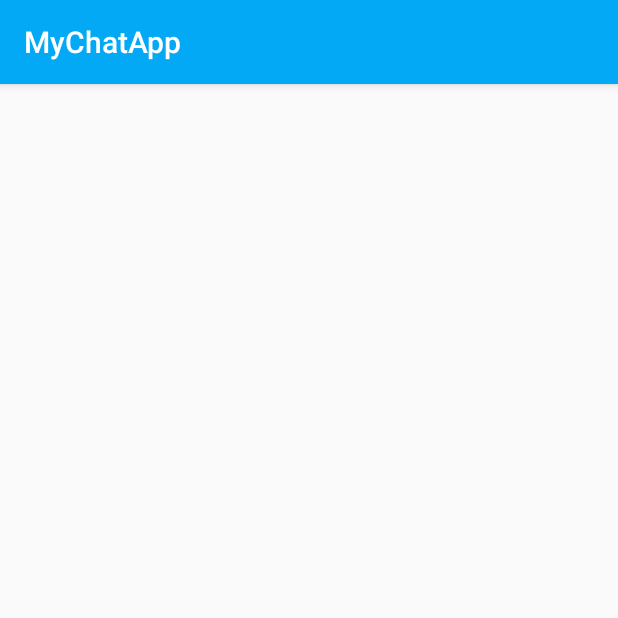
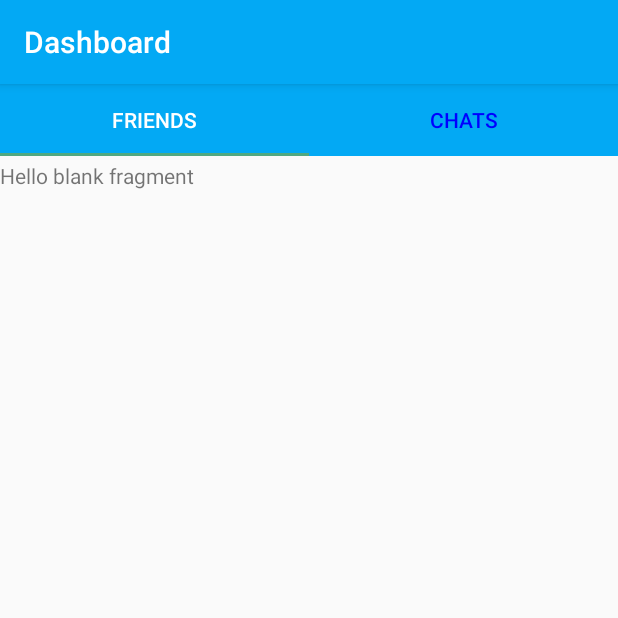
Before and after one commit to shadowman9443/MyChatApp, an Android app: the screen it shows after launch once a user with an empty profile is signed in (DashboardActivity), on a phone screen of 412 x 824 dp, the top half of it. Run offline under Robolectric (Android 15) with nearby library versions, the phone set to English and light mode, and no system bars; our stand-ins replace Firebase (no records; nobody signed in at launch, a user with empty details on screens opened directly).

Commit message:
Add two fragment and also develop the dashboardactivity

```diff
--- a/app/build.gradle
+++ b/app/build.gradle
@@ -30,6 +30,7 @@ dependencies {
     implementation 'com.google.firebase:firebase-auth:11.0.4'
     implementation 'com.google.firebase:firebase-database:11.0.4'
     implementation 'com.google.firebase:firebase-storage:11.0.4'
+    implementation 'com.android.support:support-v4:26.1.0'
     testImplementation 'junit:junit:4.12'
     androidTestImplementation 'com.android.support.test:runner:1.0.1'
     androidTestImplementation 'com.android.support.test.espresso:espresso-core:3.0.1'
@@ -37,10 +38,13 @@ dependencies {
     implementation 'com.android.support:cardview-v7:26.1.0'
     implementation 'com.squareup.picasso:picasso:2.5.2'
 
+    implementation 'com.android.support:design:26.1.0'
 }
 
 
 
 
 
+
+
 apply plugin: 'com.google.gms.google-services'
--- a/app/src/main/java/com/example/aunogarafat/mychatapp/activities/DashboardActivity.kt
+++ b/app/src/main/java/com/example/aunogarafat/mychatapp/activities/DashboardActivity.kt
@@ -1,15 +1,24 @@
 package com.example.aunogarafat.mychatapp.activities
 
+import android.graphics.Color
 import android.support.v7.app.AppCompatActivity
 import android.os.Bundle
 import android.widget.Toast
 import com.example.aunogarafat.mychatapp.R
+import com.example.aunogarafat.mychatapp.adapters.SectionPagerAdapter
+import kotlinx.android.synthetic.main.activity_dashboard.*
 
 class DashboardActivity : AppCompatActivity() {
 
     override fun onCreate(savedInstanceState: Bundle?) {
         super.onCreate(savedInstanceState)
         setContentView(R.layout.activity_dashboard)
+        supportActionBar!!.title="Dashboard"
+        var sectionPagedapter:SectionPagerAdapter?=null
+        sectionPagedapter=SectionPagerAdapter(supportFragmentManager)
+        dash_viewPager.adapter=sectionPagedapter
+        main_tab_dash.setupWithViewPager(dash_viewPager)
+        main_tab_dash.setTabTextColors(Color.BLUE,Color.WHITE)
         if(intent.extras!=null){
             var displayName=intent.extras.get("name")
             Toast.makeText(this,"Name"+displayName, Toast.LENGTH_LONG).show()
--- /dev/null
+++ b/app/src/main/java/com/example/aunogarafat/mychatapp/adapters/SectionPagerAdapter.kt
@@ -0,0 +1,41 @@
+package com.example.aunogarafat.mychatapp.adapters
+
+import android.support.v4.app.Fragment
+import android.support.v4.app.FragmentManager
+import android.support.v4.app.FragmentPagerAdapter
+import com.example.aunogarafat.mychatapp.fragments.ChatsFragment
+import com.example.aunogarafat.mychatapp.fragments.UsersFragment
+
+/**
+ * Created by aunogarafat on 1/31/18.
+ * Project name MyChatApp
+ */
+class SectionPagerAdapter(fm:FragmentManager):FragmentPagerAdapter(fm) {
+    override fun getItem(position: Int): Fragment {
+       when(position){
+           0->{
+               return UsersFragment()
+           }
+           1->{
+               return ChatsFragment()
+           }
+       }
+        return null!!
+    }
+
+    override fun getCount(): Int {
+        return 2
+    }
+
+    override fun getPageTitle(position: Int): CharSequence {
+        when(position){
+            0->{
+                return "Friends"
+            }
+            1->{
+                return "Chats"
+            }
+        }
+        return super.getPageTitle(position)
+    }
+}
--- /dev/null
+++ b/app/src/main/java/com/example/aunogarafat/mychatapp/fragments/ChatsFragment.kt
@@ -0,0 +1,25 @@
+package com.example.aunogarafat.mychatapp.fragments
+
+
+import android.os.Bundle
+import android.support.v4.app.Fragment
+import android.view.LayoutInflater
+import android.view.View
+import android.view.ViewGroup
+
+import com.example.aunogarafat.mychatapp.R
+
+
+/**
+ * A simple [Fragment] subclass.
+ */
+class ChatsFragment : Fragment() {
+
+
+    override fun onCreateView(inflater: LayoutInflater?, container: ViewGroup?,
+                              savedInstanceState: Bundle?): View? {
+        // Inflate the layout for this fragment
+        return inflater!!.inflate(R.layout.fragment_chats, container, false)
+    }
+
+}// Required empty public constructor
--- /dev/null
+++ b/app/src/main/java/com/example/aunogarafat/mychatapp/fragments/UsersFragment.kt
@@ -0,0 +1,25 @@
+package com.example.aunogarafat.mychatapp.fragments
+
+
+import android.os.Bundle
+import android.support.v4.app.Fragment
+import android.view.LayoutInflater
+import android.view.View
+import android.view.ViewGroup
+
+import com.example.aunogarafat.mychatapp.R
+
+
+/**
+ * A simple [Fragment] subclass.
+ */
+class UsersFragment : Fragment() {
+
+
+    override fun onCreateView(inflater: LayoutInflater?, container: ViewGroup?,
+                              savedInstanceState: Bundle?): View? {
+        // Inflate the layout for this fragment
+        return inflater!!.inflate(R.layout.fragment_users, container, false)
+    }
+
+}// Required empty public constructor
--- a/app/src/main/res/layout/activity_dashboard.xml
+++ b/app/src/main/res/layout/activity_dashboard.xml
@@ -1,9 +1,19 @@
 <?xml version="1.0" encoding="utf-8"?>
-<android.support.constraint.ConstraintLayout xmlns:android="http://schemas.android.com/apk/res/android"
+<android.support.design.widget.CoordinatorLayout xmlns:android="http://schemas.android.com/apk/res/android"
     xmlns:app="http://schemas.android.com/apk/res-auto"
     xmlns:tools="http://schemas.android.com/tools"
     android:layout_width="match_parent"
     android:layout_height="match_parent"
     tools:context="com.example.aunogarafat.mychatapp.activities.DashboardActivity">
 
-</android.support.constraint.ConstraintLayout>
+    <android.support.design.widget.TabLayout
+        android:layout_width="match_parent"
+        android:layout_height="wrap_content"
+        android:id="@+id/main_tab_dash"
+        android:background="@color/colorPrimary"></android.support.design.widget.TabLayout>
+    <android.support.v4.view.ViewPager
+        android:layout_width="match_parent"
+        android:layout_height="wrap_content"
+        android:layout_marginTop="51dp"
+        android:id="@+id/dash_viewPager"></android.support.v4.view.ViewPager>
+</android.support.design.widget.CoordinatorLayout>
--- /dev/null
+++ b/app/src/main/res/layout/fragment_chats.xml
@@ -0,0 +1,13 @@
+<FrameLayout xmlns:android="http://schemas.android.com/apk/res/android"
+    xmlns:tools="http://schemas.android.com/tools"
+    android:layout_width="match_parent"
+    android:layout_height="match_parent"
+    tools:context="com.example.aunogarafat.mychatapp.fragments.ChatsFragment">
+
+    <!-- TODO: Update blank fragment layout -->
+    <TextView
+        android:layout_width="match_parent"
+        android:layout_height="match_parent"
+        android:text="@string/hello_blank_fragment" />
+
+</FrameLayout>
--- /dev/null
+++ b/app/src/main/res/layout/fragment_users.xml
@@ -0,0 +1,13 @@
+<FrameLayout xmlns:android="http://schemas.android.com/apk/res/android"
+    xmlns:tools="http://schemas.android.com/tools"
+    android:layout_width="match_parent"
+    android:layout_height="match_parent"
+    tools:context="com.example.aunogarafat.mychatapp.fragments.UsersFragment">
+
+    <!-- TODO: Update blank fragment layout -->
+    <TextView
+        android:layout_width="match_parent"
+        android:layout_height="match_parent"
+        android:text="@string/hello_blank_fragment" />
+
+</FrameLayout>
--- a/app/src/main/res/values/strings.xml
+++ b/app/src/main/res/values/strings.xml
@@ -4,4 +4,7 @@
     <string name="login_btn_txt">Already Account?</string>
     <string name="account_btn_txt">Need Account?</string>
     <string name="create_act">Create a New Account</string>
+
+    <!-- TODO: Remove or change this placeholder text -->
+    <string name="hello_blank_fragment">Hello blank fragment</string>
 </resources>
```
